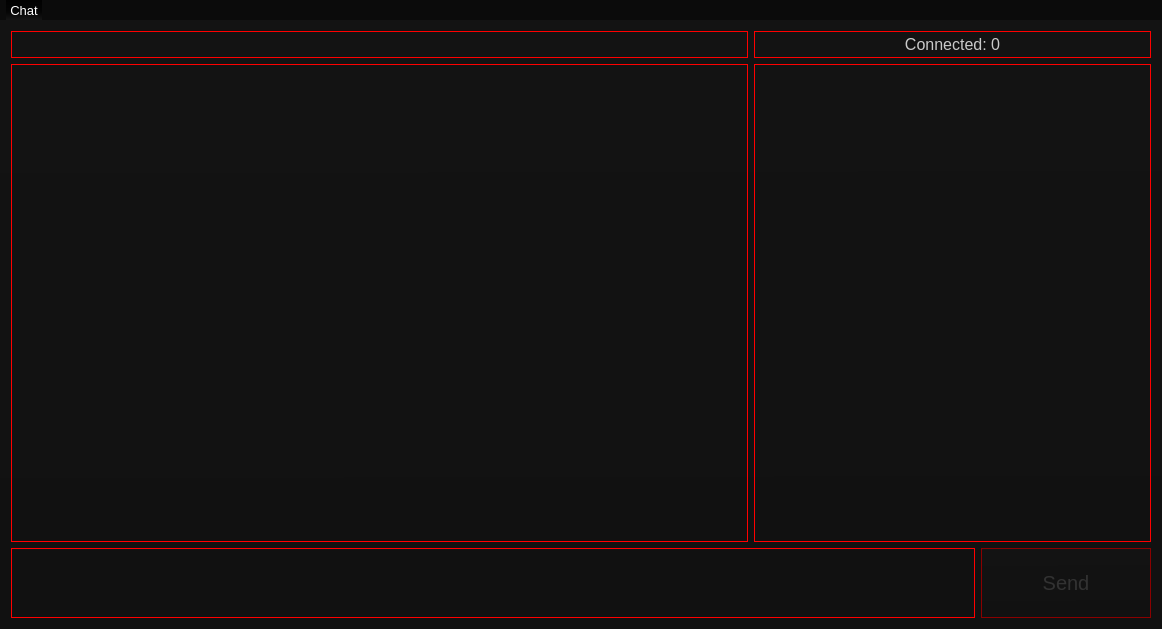
Flone-dnb/Silent, file src/View/MainWindow/mainwindow.ui: the form before one commit.
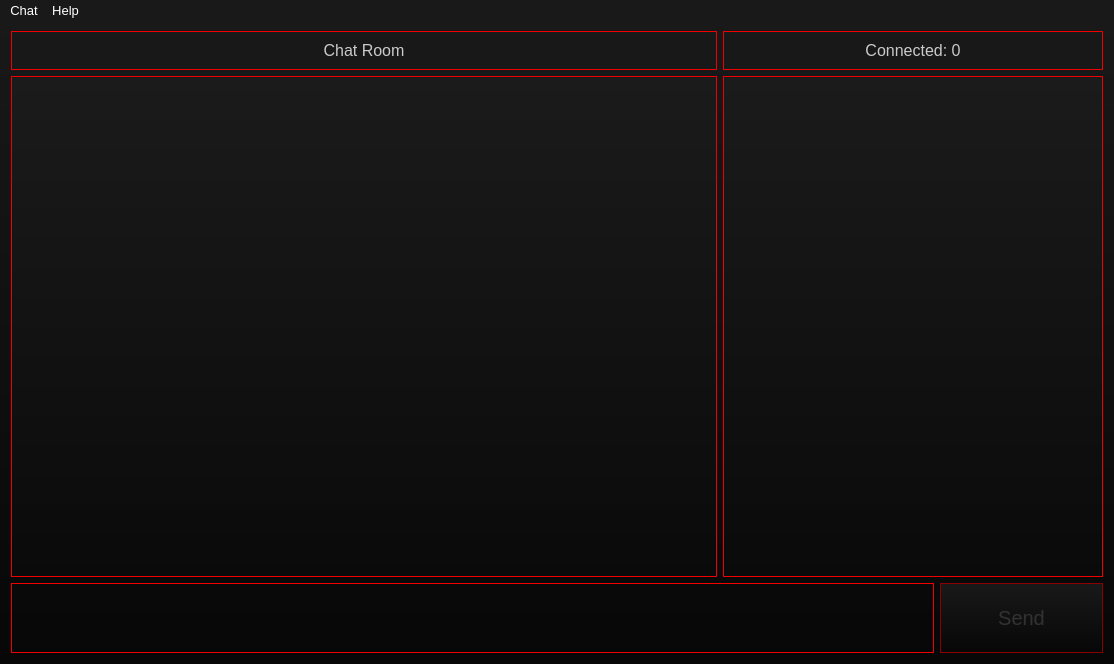
The form after the commit.

```diff
--- a/src/View/MainWindow/mainwindow.ui
+++ b/src/View/MainWindow/mainwindow.ui
@@ -6,15 +6,15 @@
    <rect>
     <x>0</x>
     <y>0</y>
-    <width>1162</width>
-    <height>629</height>
+    <width>1114</width>
+    <height>664</height>
    </rect>
   </property>
   <property name="windowTitle">
    <string>FChat</string>
   </property>
   <property name="styleSheet">
-   <string notr="true">background-color: qlineargradient(spread:pad, x1:0.480769, y1:1, x2:0.476, y2:0, stop:0 rgba(17, 17, 17, 255), stop:1 rgba(19, 19, 19, 255));
+   <string notr="true">background-color: qlineargradient(spread:pad, x1:0.5, y1:1, x2:0.5, y2:0, stop:0 rgba(7, 7, 7, 255), stop:1 rgba(25, 25, 25, 255));
 color: rgb(202, 202, 202);</string>
   </property>
   <property name="locale">
@@ -29,7 +29,7 @@
   <widget class="QWidget" name="centralWidget">
    <layout class="QVBoxLayout" name="verticalLayout_2">
     <item>
-     <layout class="QVBoxLayout" name="verticalLayout" stretch="5,90,5">
+     <layout class="QVBoxLayout" name="verticalLayout" stretch="7,90,3">
       <item>
        <layout class="QHBoxLayout" name="horizontalLayout_3" stretch="65,35">
         <item>
@@ -43,13 +43,13 @@
           <property name="styleSheet">
            <string notr="true">background-color: qlineargradient(spread:pad, x1:0, y1:0, x2:1, y2:0, stop:0.461538 rgba(255, 255, 255, 0));
 
-border: 1px solid red;</string>
+border: 1px solid rgb(240, 0, 0);</string>
           </property>
           <property name="locale">
            <locale language="English" country="UnitedStates"/>
           </property>
           <property name="text">
-           <string/>
+           <string>Chat Room</string>
           </property>
           <property name="alignment">
            <set>Qt::AlignCenter</set>
@@ -67,7 +67,7 @@
           <property name="styleSheet">
            <string notr="true">background-color: qlineargradient(spread:pad, x1:0, y1:0, x2:1, y2:0, stop:0.461538 rgba(255, 255, 255, 0));
 
-border: 1px solid red;</string>
+border: 1px solid rgb(240, 0, 0);</string>
           </property>
           <property name="locale">
            <locale language="English" country="UnitedStates"/>
@@ -93,9 +93,9 @@
            </font>
           </property>
           <property name="styleSheet">
-           <string notr="true">background-color: qlineargradient(spread:pad, x1:0, y1:0, x2:1, y2:0, stop:0.461538 rgba(255, 255, 255, 0));
+           <string notr="true">background-color: qlineargradient(spread:pad, x1:0.5, y1:1, x2:0.5, y2:0, stop:0 rgba(10, 10, 10, 255), stop:1 rgba(27, 27, 27, 255));
 
-border: 1px solid red;</string>
+border: 1px solid rgb(240, 0, 0);</string>
           </property>
           <property name="readOnly">
            <bool>true</bool>
@@ -117,9 +117,9 @@
             <property name="styleSheet">
              <string notr="true">QListWidget
 {
-	background-color: qlineargradient(spread:pad, x1:0, y1:0, x2:1, y2:0, stop:0.461538 rgba(255, 255, 255, 0));
+	background-color: qlineargradient(spread:pad, x1:0.5, y1:1, x2:0.5, y2:0, stop:0 rgba(10, 10, 10, 255), stop:1 rgba(27, 27, 27, 255));
 
-	border: 1px solid red;
+	border: 1px solid rgb(240, 0, 0);
 }
 
 
@@ -157,7 +157,7 @@
           <property name="styleSheet">
            <string notr="true">background-color: qlineargradient(spread:pad, x1:0, y1:0, x2:1, y2:0, stop:0.461538 rgba(255, 255, 255, 0));
 
-border: 1px solid red;</string>
+border: 1px solid rgb(240, 0, 0);</string>
           </property>
           <property name="locale">
            <locale language="Russian" country="Russia"/>
@@ -184,7 +184,7 @@
           <property name="styleSheet">
            <string notr="true">QPushButton
 {
-	border: 1px solid red;
+	border: 1px solid rgb(240, 0, 0);
 	color: rgb(255, 255, 255);
 }
 
@@ -216,7 +216,7 @@
     <rect>
      <x>0</x>
      <y>0</y>
-     <width>1162</width>
+     <width>1114</width>
      <height>33</height>
     </rect>
    </property>
@@ -228,13 +228,13 @@
    <property name="styleSheet">
     <string notr="true">QMenuBar
 {
-	background-color: rgb(11, 11, 11);
+	background-color: rgba(17, 17, 17, 0);
 	color: white;
 }
 
 QMenuBar::item
 {
-	background-color: qlineargradient(spread:pad, x1:0.5, y1:0, x2:0.5, y2:1, stop:0 rgba(1, 1, 1, 255), stop:0.605809 rgba(5, 5, 5, 255), stop:1 rgba(21, 21, 21, 255));
+	background-color: rgba(255, 255, 255, 0);
 }
 
 QMenuBar::item::selected
@@ -272,10 +272,42 @@
     <addaction name="actionDisconnect"/>
     <addaction name="separator"/>
     <addaction name="actionSettings"/>
+   </widget>
+   <widget class="QMenu" name="menuHelp">
+    <property name="font">
+     <font>
+      <pointsize>10</pointsize>
+     </font>
+    </property>
+    <property name="styleSheet">
+     <string notr="true">QMenu
+{
+	background-color: qlineargradient(spread:pad, x1:0.5, y1:0, x2:0.5, y2:1, stop:0 rgba(26, 26, 26, 100), stop:0.605809 rgba(19, 19, 19, 255), stop:1 rgba(26, 26, 26, 100));
+	color: white;
+}
+
+QMenu::item::selected
+{
+	background-color: qlineargradient(spread:pad, x1:0.5, y1:0, x2:0.5, y2:1, stop:0 rgba(156, 11, 11, 255), stop:1 rgba(168, 0, 0, 255));
+}
+
+QMenu::separator
+{
+	background-color: rgb(50, 0, 0);
+	height: 2px;
+    margin-left: 10px; 
+    margin-right: 5px;
+}</string>
+    </property>
+    <property name="title">
+     <string>Help</string>
+    </property>
+    <addaction name="actionAbout_2"/>
     <addaction name="separator"/>
     <addaction name="actionAbout"/>
    </widget>
    <addaction name="menuChat"/>
+   <addaction name="menuHelp"/>
   </widget>
   <action name="actionAbout">
    <property name="text">
```
Left out of the diff: 39 changed lines with no effect on the pictures.
